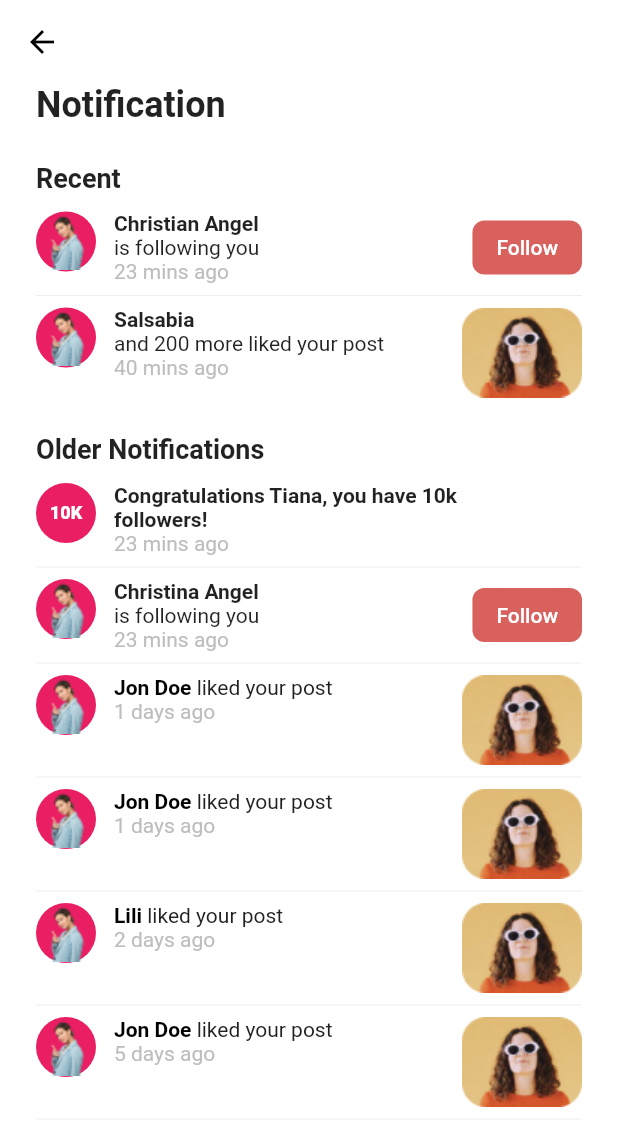
After one commit to ZayniddinMamarasulov/DigiNews, a Flutter app: the NotificationPage screen opened by its route, on a phone screen of 412 x 824 dp. The commit adds this screen. Shown: the top 1146 px of the screen. Run offline on Flutter 3.47's test engine with Material 2 defaults, Android fonts, the phone set to English and light mode, and no system bars; our stand-ins replace bouncing_widget, flutter_svg, google_fonts, intl_phone_number_input.

Commit message:
notification page completed

```diff
--- a/lib/main_navigation.dart
+++ b/lib/main_navigation.dart
@@ -1,6 +1,7 @@
 import 'package:flutter/cupertino.dart';
 import 'package:flutter/material.dart';
-import 'package:news_app/screens/home/home_page.dart';
+import 'package:news_app/screens/dashboard_and_news_detail/home/home_page.dart';
+import 'package:news_app/screens/dashboard_and_news_detail/notification_page/notification_page.dart';
 import 'package:news_app/screens/register_and_login/auth_page/auth_page.dart';
 import 'package:news_app/screens/register_and_login/forgot_password_page/forgot_password_page.dart';
 import 'package:news_app/screens/register_and_login/login_page/login_page.dart';
@@ -18,10 +19,11 @@ abstract class MainNavigationRouteNames {
   static const resetPassWithPhoneNumber = '/reset_pass_with_phone_number';
   static const authentication = '/auth/sign_up/authentication';
   static const home = '/home';
+  static const notification = '/notification';
 }
 
 class MainNavigation {
-  String initialRoute() => MainNavigationRouteNames.auth;
+  String initialRoute() => MainNavigationRouteNames.home;
 
   final routes = <String, Widget Function(BuildContext)>{
     MainNavigationRouteNames.auth: (context) => const AuthPage(),
@@ -35,7 +37,8 @@ class MainNavigation {
         const RecoveryPassByEmail(),
     MainNavigationRouteNames.resetPassWithPhoneNumber: (context) =>
         const RecoveryPassByPhoneNumber(),
-    MainNavigationRouteNames.home: (context) =>
-        const HomePage(),
+    MainNavigationRouteNames.home: (context) => const HomePage(),
+    MainNavigationRouteNames.notification: (context) =>
+        const NotificationPage(),
   };
 }
--- a/lib/screens/home/home_page.dart
+++ b/lib/screens/dashboard_and_news_detail/home/home_page.dart
@@ -1,9 +1,9 @@
 import 'package:flutter/material.dart';
-import 'package:news_app/screens/home/popular_page.dart';
-import 'package:news_app/screens/home/recent_page.dart';
-import 'package:news_app/screens/home/trending_page.dart';
+import 'package:news_app/main_navigation.dart';
+import 'package:news_app/screens/dashboard_and_news_detail/home/popular_page.dart';
+import 'package:news_app/screens/dashboard_and_news_detail/home/recent_page.dart';
+import 'package:news_app/screens/dashboard_and_news_detail/home/trending_page.dart';
 import 'package:news_app/utils/app_colors.dart';
-import 'package:news_app/utils/bouncing.dart';
 
 class HomePage extends StatefulWidget {
   const HomePage({Key? key}) : super(key: key);
@@ -42,7 +42,8 @@ class _HomePageState extends State<HomePage> with TickerProviderStateMixin {
             icon: Image.asset('assets/icons/ic_search.png'),
           ),
           IconButton(
-            onPressed: () {},
+            onPressed: () => Navigator.of(context)
+                .pushNamed(MainNavigationRouteNames.notification),
             icon: Image.asset('assets/icons/ic_notification.png'),
           ),
           const SizedBox(width: 18.0)
--- /dev/null
+++ b/lib/screens/dashboard_and_news_detail/notification_page/notification_page.dart
@@ -0,0 +1,42 @@
+import 'dart:ui';
+
+import 'package:flutter/material.dart';
+import 'package:news_app/screens/dashboard_and_news_detail/notification_page/recent_notifications.dart';
+import 'package:news_app/screens/register_and_login/login_page/components/app_bar.dart';
+
+import 'older_notifications.dart';
+
+class NotificationPage extends StatefulWidget {
+  const NotificationPage({Key? key}) : super(key: key);
+
+  @override
+  _NotificationPageState createState() => _NotificationPageState();
+}
+
+class _NotificationPageState extends State<NotificationPage> {
+  @override
+  Widget build(BuildContext context) {
+    return Scaffold(
+      appBar: buildAppBar(context),
+      body: ListView(
+        physics: const BouncingScrollPhysics(),
+        children: [
+          Padding(
+            padding: const EdgeInsets.symmetric(horizontal: 24.0),
+            child: Column(
+              crossAxisAlignment: CrossAxisAlignment.start,
+              children: const [
+                Text(
+                  'Notification',
+                  style: TextStyle(fontSize: 24, fontWeight: FontWeight.w700),
+                ),
+                RecentNotifications(),
+                OlderNotifications(),
+              ],
+            ),
+          ),
+        ],
+      ),
+    );
+  }
+}
--- /dev/null
+++ b/lib/screens/dashboard_and_news_detail/notification_page/older_notifications.dart
@@ -0,0 +1,224 @@
+import 'package:flutter/material.dart';
+
+class OlderNotifications extends StatefulWidget {
+  const OlderNotifications({Key? key}) : super(key: key);
+
+  @override
+  State<OlderNotifications> createState() => _OlderNotificationsState();
+}
+
+class _OlderNotificationsState extends State<OlderNotifications> {
+  bool isTap = false;
+
+  @override
+  Widget build(BuildContext context) {
+    return Padding(
+      padding: const EdgeInsets.only(top: 24.0),
+      child: Column(
+        crossAxisAlignment: CrossAxisAlignment.start,
+        children: [
+          const Text(
+            'Older Notifications',
+            style: TextStyle(fontSize: 18, fontWeight: FontWeight.w700),
+          ),
+          const SizedBox(height: 12),
+          Row(
+            mainAxisAlignment: MainAxisAlignment.spaceBetween,
+            crossAxisAlignment: CrossAxisAlignment.start,
+            mainAxisSize: MainAxisSize.min,
+            children: [
+              const CircleAvatar(
+                radius: 20,
+                backgroundColor: Colors.pink,
+                child: Text(
+                  '10K',
+                  style: TextStyle(
+                      color: Colors.white,
+                      fontSize: 12,
+                      fontWeight: FontWeight.w900),
+                ),
+              ),
+              const SizedBox(width: 12),
+              Column(
+                crossAxisAlignment: CrossAxisAlignment.start,
+                mainAxisSize: MainAxisSize.min,
+                children: [
+                  const SizedBox(
+                    width: 260,
+                    child: Text(
+                      'Congratulations Tiana, you have 10k followers!',
+                      style: TextStyle(fontWeight: FontWeight.w700),
+                    ),
+                  ),
+                  Text(
+                    '23 mins ago',
+                    style: TextStyle(color: Colors.grey.shade400),
+                  ),
+                ],
+              ),
+            ],
+          ),
+          Divider(color: Colors.grey.shade200),
+          followingAccounts(),
+          Divider(color: Colors.grey.shade200),
+          likeMyPosts(
+            avatar: 'avatar_1',
+            name: 'Jon Doe',
+            time: '1',
+            postImage: 'post_image_1',
+          ),
+          likeMyPosts(
+            avatar: 'avatar_1',
+            name: 'Jon Doe',
+            time: '1',
+            postImage: 'post_image_1',
+          ),
+          likeMyPosts(
+            avatar: 'avatar_1',
+            name: 'Lili',
+            time: '2',
+            postImage: 'post_image_1',
+          ),
+          likeMyPosts(
+            avatar: 'avatar_1',
+            name: 'Jon Doe',
+            time: '5',
+            postImage: 'post_image_1',
+          ),
+        ],
+      ),
+    );
+  }
+
+  Widget likeMyPosts(
+      {required String avatar,
+      required String name,
+      required String time,
+      required String postImage}) {
+    return Column(
+      children: [
+        Row(
+          mainAxisAlignment: MainAxisAlignment.spaceBetween,
+          crossAxisAlignment: CrossAxisAlignment.start,
+          children: [
+            Row(
+              crossAxisAlignment: CrossAxisAlignment.start,
+              children: [
+                CircleAvatar(
+                  radius: 20,
+                  backgroundColor: Colors.pink,
+                  child: Image.asset(
+                    'assets/images/$avatar.png',
+                    fit: BoxFit.fill,
+                  ),
+                ),
+                const SizedBox(width: 12),
+                SizedBox(
+                  width: 180,
+                  child: Column(
+                    crossAxisAlignment: CrossAxisAlignment.start,
+                    mainAxisSize: MainAxisSize.min,
+                    children: [
+                      RichText(
+                        text: TextSpan(text: '', children: [
+                          TextSpan(
+                            text: name,
+                            style: const TextStyle(
+                              fontWeight: FontWeight.w700,
+                              color: Colors.black,
+                            ),
+                          ),
+                          TextSpan(
+                            text: ' liked your post',
+                            style: TextStyle(
+                              fontWeight: FontWeight.w400,
+                              color: Colors.grey.shade900,
+                            ),
+                          ),
+                        ]),
+                      ),
+                      Text(
+                        '$time days ago',
+                        style: TextStyle(color: Colors.grey.shade400),
+                      ),
+                    ],
+                  ),
+                ),
+              ],
+            ),
+            Container(
+              height: 60,
+              width: 80,
+              child: Image.asset('assets/images/$postImage.png'),
+            ),
+          ],
+        ),
+        Divider(color: Colors.grey.shade200),
+      ],
+    );
+  }
+
+  Row followingAccounts() {
+    return Row(
+      mainAxisAlignment: MainAxisAlignment.spaceBetween,
+      crossAxisAlignment: CrossAxisAlignment.start,
+      children: [
+        Row(
+          crossAxisAlignment: CrossAxisAlignment.start,
+          children: [
+            CircleAvatar(
+              radius: 20,
+              backgroundColor: Colors.pink,
+              child: Image.asset(
+                'assets/images/avatar_1.png',
+                fit: BoxFit.fill,
+              ),
+            ),
+            const SizedBox(width: 12),
+            Column(
+              crossAxisAlignment: CrossAxisAlignment.start,
+              children: [
+                const Text(
+                  'Christina Angel',
+                  style: TextStyle(fontWeight: FontWeight.w700),
+                ),
+                const Text(
+                  'is following you',
+                  style: TextStyle(fontWeight: FontWeight.w400),
+                ),
+                Text(
+                  '23 mins ago',
+                  style: TextStyle(color: Colors.grey.shade400),
+                ),
+              ],
+            ),
+          ],
+        ),
+        ElevatedButton(
+          onPressed: () {
+            setState(() {
+              isTap = !isTap;
+            });
+          },
+          child: Text(
+            isTap ? 'Following' : 'Follow',
+            style: TextStyle(
+              color: isTap ? Colors.black : Colors.white,
+            ),
+          ),
+          style: ButtonStyle(
+            elevation: MaterialStateProperty.all(0),
+            backgroundColor: MaterialStateProperty.all(
+              isTap ? Colors.grey.shade300 : const Color(0xffD8605D),
+            ),
+            shape: MaterialStateProperty.all(
+              RoundedRectangleBorder(
+                borderRadius: BorderRadius.circular(8),
+              ),
+            ),
+          ),
+        ),
+      ],
+    );
+  }
+}
--- /dev/null
+++ b/lib/screens/dashboard_and_news_detail/notification_page/recent_notifications.dart
@@ -0,0 +1,139 @@
+import 'package:flutter/material.dart';
+
+class RecentNotifications extends StatefulWidget {
+  const RecentNotifications({Key? key}) : super(key: key);
+
+  @override
+  State<RecentNotifications> createState() => _RecentNotificationsState();
+}
+
+class _RecentNotificationsState extends State<RecentNotifications> {
+  bool isTap = false;
+
+  @override
+  Widget build(BuildContext context) {
+    return Padding(
+      padding: const EdgeInsets.only(top: 24.0),
+      child: Column(
+        crossAxisAlignment: CrossAxisAlignment.start,
+        children: [
+          const Text(
+            'Recent',
+            style: TextStyle(fontSize: 18, fontWeight: FontWeight.w700),
+          ),
+          const SizedBox(height: 12),
+          myFollowingAccounts(),
+          Divider(color: Colors.grey.shade200),
+          Row(
+            mainAxisAlignment: MainAxisAlignment.spaceBetween,
+            crossAxisAlignment: CrossAxisAlignment.start,
+            children: [
+              Row(
+                crossAxisAlignment: CrossAxisAlignment.start,
+                children: [
+                  CircleAvatar(
+                    radius: 20,
+                    backgroundColor: Colors.pink,
+                    child: Image.asset(
+                      'assets/images/avatar_1.png',
+                      fit: BoxFit.fill,
+                    ),
+                  ),
+                  const SizedBox(width: 12),
+                  Column(
+                    crossAxisAlignment: CrossAxisAlignment.start,
+                    children: [
+                      const Text(
+                        'Salsabia',
+                        style: TextStyle(fontWeight: FontWeight.w700),
+                      ),
+                      const Text(
+                        'and 200 more liked your post',
+                        style: TextStyle(fontWeight: FontWeight.w400),
+                      ),
+                      Text(
+                        '40 mins ago',
+                        style: TextStyle(color: Colors.grey.shade400),
+                      ),
+                    ],
+                  ),
+                ],
+              ),
+              Container(
+                height: 60,
+                width: 80,
+                child: Image.asset('assets/images/post_image_1.png'),
+              ),
+            ],
+          ),
+        ],
+      ),
+    );
+  }
+
+  Row myFollowingAccounts() {
+    return Row(
+      mainAxisAlignment: MainAxisAlignment.spaceBetween,
+      crossAxisAlignment: CrossAxisAlignment.start,
+      children: [
+        Row(
+          crossAxisAlignment: CrossAxisAlignment.start,
+          children: [
+            CircleAvatar(
+              radius: 20,
+              backgroundColor: Colors.pink,
+              child: Image.asset(
+                'assets/images/avatar_1.png',
+                fit: BoxFit.fill,
+              ),
+            ),
+            const SizedBox(width: 12),
+            Column(
+              crossAxisAlignment: CrossAxisAlignment.start,
+              children: [
+                const Text(
+                  'Christian Angel',
+                  style: TextStyle(fontWeight: FontWeight.w700),
+                ),
+                const Text(
+                  'is following you',
+                  style: TextStyle(fontWeight: FontWeight.w400),
+                ),
+                Text(
+                  '23 mins ago',
+                  style: TextStyle(color: Colors.grey.shade400),
+                ),
+              ],
+            ),
+          ],
+        ),
+        ElevatedButton(
+          onPressed: () {
+            setState(() {
+              print(isTap);
+              isTap = !isTap;
+              print(isTap);
+            });
+          },
+          child: Text(
+            isTap ? 'Following' : 'Follow',
+            style: TextStyle(
+              color: isTap ? Colors.black : Colors.white,
+            ),
+          ),
+          style: ButtonStyle(
+            elevation: MaterialStateProperty.all(0),
+            backgroundColor: MaterialStateProperty.all(
+              isTap ? Colors.grey.shade300 : const Color(0xffD8605D),
+            ),
+            shape: MaterialStateProperty.all(
+              RoundedRectangleBorder(
+                borderRadius: BorderRadius.circular(8),
+              ),
+            ),
+          ),
+        ),
+      ],
+    );
+  }
+}
--- a/pubspec.yaml
+++ b/pubspec.yaml
@@ -37,6 +37,7 @@ flutter:
   assets:
     - assets/images/
     - assets/icons/
+    - assets/svg_images/
 
 flutter_native_splash:
   background_image: assets/images/splash.png
```
Also changed, not shown: assets/images/avatar_1.png (added), assets/images/post_image_1.png (added), assets/svg_images/avatar_1.svg (added), assets/svg_images/svg_1.svg (added), lib/screens/dashboard_and_news_detail/home/popular_page.dart (renamed from lib/screens/home/popular_page.dart), lib/screens/dashboard_and_news_detail/home/recent_page.dart (renamed from lib/screens/home/recent_page.dart), lib/screens/dashboard_and_news_detail/home/trending_page.dart (renamed from lib/screens/home/trending_page.dart).
